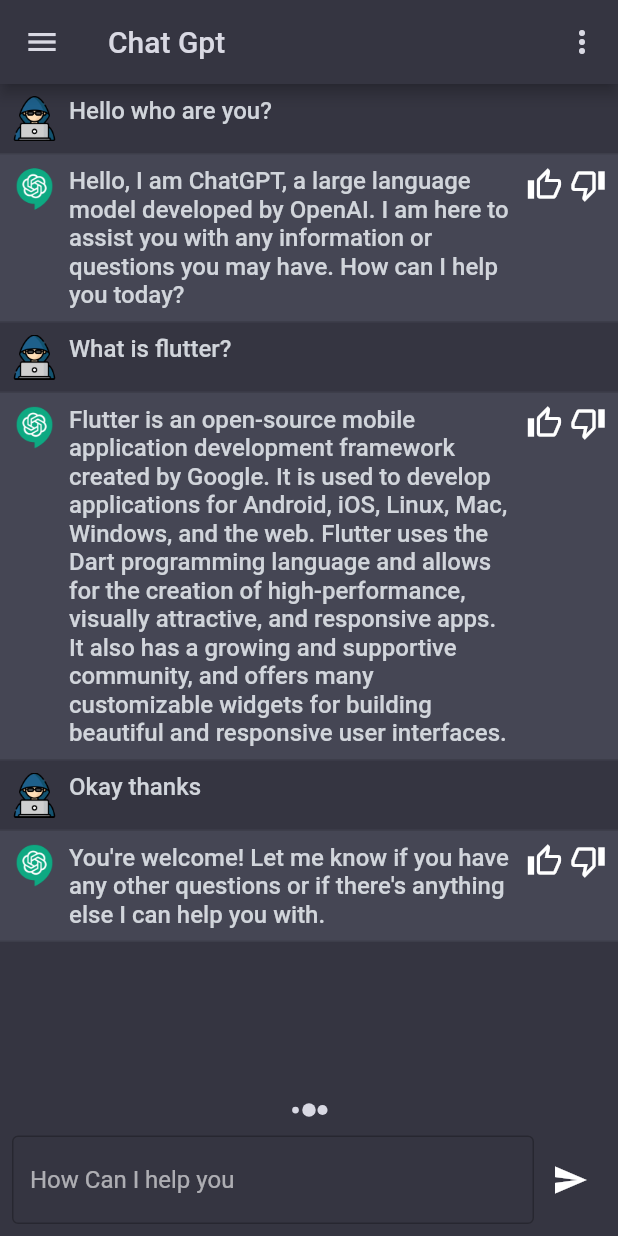
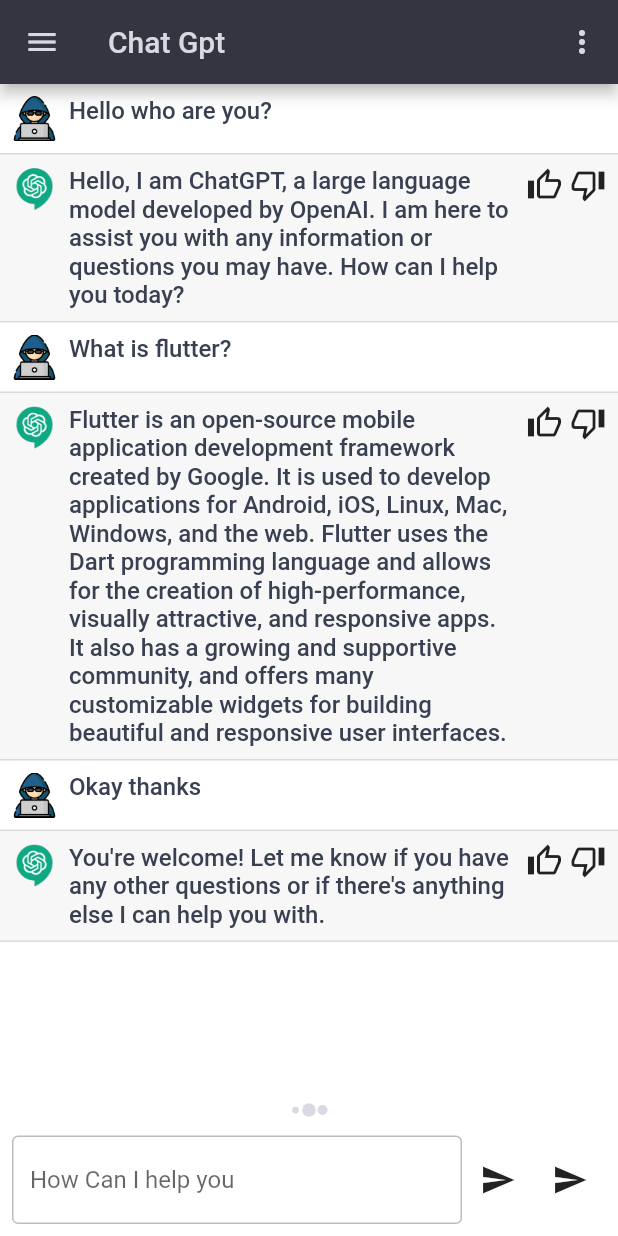
Before and after one commit to salmannaeem112215/chatgpt, a Flutter app: the screen it shows after launch, on a phone screen of 412 x 824 dp. Run offline on Flutter 3.47's test engine with Material 2 defaults, Android fonts, the phone set to English and light mode, and no system bars; our stand-ins replace flutter_spinkit, get.

Commit message:
Changing Theme Succesfully

```diff
--- a/lib/configs/themes/app_color.dart
+++ b/lib/configs/themes/app_color.dart
@@ -1,4 +1,6 @@
+import 'package:chatgpt/controllers/theme_controller.dart';
 // ignore: depend_on_referenced_packages
+import 'package:get/get.dart';
 import 'package:flutter/material.dart';
 
 import './ui_parameters.dart';
@@ -35,11 +37,5 @@ const Color userChatColorDark = Colors.transparent;
 // const Color userChatColorDark = Color(0xFF353541);
 const Color botChatColorDark = Color(0xFF454654);
 
-Color customUserChatColor(BuildContext context) =>
-    UIParameters.isDarkMode() ? userChatColorDark : userChatColorLight;
-
-Color customBotChatColor(BuildContext context) =>
-    UIParameters.isDarkMode() ? botChatColorDark : botChatColorLight;
-
-Color customCursorColor(BuildContext context) =>
-    UIParameters.isDarkMode() ? textColorDark : textColorLight;
+const customBotChatBorder = Border.symmetric(
+    horizontal: BorderSide(color: Color(0x1D000000), width: 1));
--- a/lib/configs/themes/app_dark_theme.dart
+++ b/lib/configs/themes/app_dark_theme.dart
@@ -17,7 +17,7 @@ class DarkTheme with SubThemeData {
         cardColor: cardColorDark,
         drawerTheme: const DrawerThemeData(backgroundColor: drawerColor),
         // iconTheme: getIconTheme(),
-        inputDecorationTheme: getInputDecorationTheme(),
+        inputDecorationTheme: getInputDecorationDarkTheme(),
         iconButtonTheme: getIconButtonTheme(),
         textTheme: getTextThemes()
             .apply(bodyColor: textColorDark, displayColor: textColorDark));
--- a/lib/configs/themes/app_light_theme.dart
+++ b/lib/configs/themes/app_light_theme.dart
@@ -17,7 +17,7 @@ class LightTheme with SubThemeData {
       cardColor: cardColorLight,
       drawerTheme: const DrawerThemeData(backgroundColor: drawerColor),
       // iconTheme: getIconTheme(),
-      inputDecorationTheme: getInputDecorationTheme(),
+      inputDecorationTheme: getInputDecorationLightTheme(),
       iconButtonTheme: getIconButtonTheme(),
       textTheme: getTextThemes()
           .apply(bodyColor: textColorLight, displayColor: textColorLight),
--- a/lib/configs/themes/custom_text_styles.dart
+++ b/lib/configs/themes/custom_text_styles.dart
@@ -1,17 +1,7 @@
-import 'package:chatgpt/configs/themes/app_color.dart';
 import 'package:flutter/material.dart';
 
+import './app_color.dart';
 import './UI_parameters.dart';
-
-TextStyle chatText(context) => TextStyle(
-      color: UIParameters.isDarkMode() ? textColorDark : textColorLight,
-      fontSize: 16,
-      fontWeight: FontWeight.w500,
-    );
-
-TextStyle textFieldStyle(context) => TextStyle(
-      color: UIParameters.isDarkMode() ? textColorDark : textColorLight,
-    );
 
 const appBarTitleText =
     TextStyle(fontSize: 18, fontWeight: FontWeight.w700, color: iconColor);
--- a/lib/configs/themes/sub_theme_data_mixin.dart
+++ b/lib/configs/themes/sub_theme_data_mixin.dart
@@ -1,6 +1,7 @@
-import 'package:chatgpt/configs/themes/ui_parameters.dart';
 import 'package:flutter/material.dart';
-import 'package:chatgpt/configs/themes/app_color.dart';
+
+import './ui_parameters.dart';
+import './app_color.dart';
 
 //mixin is used to inherit multiple classes in dart
 mixin SubThemeData {
@@ -23,21 +24,32 @@ mixin SubThemeData {
     ));
   }
 
-  InputDecorationTheme getInputDecorationTheme() {
-    return InputDecorationTheme(
-      fillColor: botChatColorDark,
-      filled: UIParameters.isDarkMode() ? true : false,
+  InputDecorationTheme getInputDecorationLightTheme() {
+    return const InputDecorationTheme(
       enabledBorder: OutlineInputBorder(
         borderSide: BorderSide(
-          color:
-              UIParameters.isDarkMode() ? Colors.transparent : Colors.black26,
+          color: Colors.black26,
+        ),
+      ),
+      focusedBorder: OutlineInputBorder(
+        borderSide: BorderSide(color: Colors.black38),
+      ),
+    );
+  }
+
+  InputDecorationTheme getInputDecorationDarkTheme() {
+    return const InputDecorationTheme(
+      fillColor: botChatColorDark,
+      filled: true,
+      enabledBorder: OutlineInputBorder(
+        borderSide: BorderSide(
+          color: Colors.transparent,
         ),
       ),
       focusedBorder: OutlineInputBorder(
         borderSide: BorderSide(
-            color: UIParameters.isDarkMode()
-                ? Colors.transparent
-                : Colors.black38),
+          color: Colors.transparent,
+        ),
       ),
     );
   }
--- a/lib/constants/constants.dart
+++ b/lib/constants/constants.dart
@@ -39,7 +39,6 @@ List<DropdownMenuItem<String>>? getModelsDropDownItem(
       List<DropdownMenuItem<String>>.generate(
     models.length,
     (index) {
-      print(models[index].id);
       return DropdownMenuItem(
         value: models[index].id,
         child: TextWidget(
--- a/lib/controllers/models_controller.dart
+++ b/lib/controllers/models_controller.dart
@@ -1,11 +1,9 @@
 // ignore: depend_on_referenced_packages
 import 'package:get/get.dart';
-import 'package:chatgpt/models/models_model.dart';
-import 'package:chatgpt/services/api_services.dart';
-
 import 'package:flutter/material.dart';
 
-import '../constants/constants.dart';
+import '../models/models_model.dart';
+import '../services/api_services.dart';
 
 enum ModelsState { error, loading, successfull, empty }
 
--- a/lib/controllers/theme_controller.dart
+++ b/lib/controllers/theme_controller.dart
@@ -3,12 +3,15 @@ import 'package:get/get.dart';
 
 import 'package:flutter/material.dart';
 
+import '../configs/themes/app_color.dart';
 import '../configs/themes/app_dark_theme.dart';
 import '../configs/themes/app_light_theme.dart';
 
 class ThemeController extends GetxController {
   late ThemeData _lightTheme;
   late ThemeData _darkTheme;
+  final isDark = (Get.isDarkMode).obs;
+
   @override
   void onInit() {
     initializeThemeData();
@@ -20,7 +23,34 @@ class ThemeController extends GetxController {
     _lightTheme = LightTheme().buildLigtTheme();
   }
 
+  switchTheme() {
+    isDark.value = !isDark.value;
+    update();
+    notifyChildrens();
+  }
+
   //GETTERR
   ThemeData get darkTheme => _darkTheme;
   ThemeData get lightTheme => _lightTheme;
+
+  Color customUserChatColor(BuildContext context) =>
+      isDark.value ? userChatColorDark : userChatColorLight;
+
+  Color customBotChatColor(BuildContext context) =>
+      Get.find<ThemeController>().isDark.value
+          ? botChatColorDark
+          : botChatColorLight;
+
+  Color customCursorColor(BuildContext context) =>
+      isDark.value ? textColorDark : textColorLight;
+
+  TextStyle chatText(context) => TextStyle(
+        color: isDark.value ? textColorDark : textColorLight,
+        fontSize: 16,
+        fontWeight: FontWeight.w500,
+      );
+
+  TextStyle textFieldStyle(context) => TextStyle(
+        color: isDark.value ? textColorDark : textColorLight,
+      );
 }
--- a/lib/main.dart
+++ b/lib/main.dart
@@ -9,6 +9,7 @@ import './configs/themes/app_light_theme.dart';
 import './controllers/theme_controller.dart';
 
 void main() {
+  WidgetsFlutterBinding.ensureInitialized();
   // Get x Controller initialization
   InitialBindings().dependencies();
   runApp(const MyApp());
@@ -27,8 +28,8 @@ class _MyAppState extends State<MyApp> {
   Widget build(BuildContext context) {
     return GetMaterialApp(
         debugShowCheckedModeBanner: false,
-        // theme: LightTheme().buildLigtTheme(),
-        theme: DarkTheme().buildDarkTheme(),
+        theme: LightTheme().buildLigtTheme(),
+        darkTheme: DarkTheme().buildDarkTheme(),
         getPages: AppRoutes.routes());
   }
 }
--- a/lib/screens/chat/components/body.dart
+++ b/lib/screens/chat/components/body.dart
@@ -1,8 +1,12 @@
 import 'dart:math';
 
+// ignore: depend_on_referenced_packages
+import 'package:chatgpt/configs/themes/ui_parameters.dart';
+import 'package:get/get.dart';
 import 'package:chatgpt/configs/themes/app_color.dart';
 import 'package:chatgpt/configs/themes/custom_text_styles.dart';
 import 'package:chatgpt/constants/constants.dart';
+import 'package:chatgpt/controllers/theme_controller.dart';
 import 'package:chatgpt/services/api_services.dart';
 import 'package:chatgpt/widgets/chat_widget.dart';
 import 'package:flutter/material.dart';
@@ -37,6 +41,7 @@ class _BodyState extends State<Body> {
 
   @override
   Widget build(BuildContext context) {
+    final ThemeController themeController = Get.find();
     return Column(children: [
       Flexible(
         child: ListView.builder(
@@ -60,8 +65,8 @@ class _BodyState extends State<Body> {
               Expanded(
                 child: TextField(
                   controller: textEditingController,
-                  cursorColor: customCursorColor(context),
-                  style: textFieldStyle(context),
+                  cursorColor: themeController.customCursorColor(context),
+                  style: themeController.textFieldStyle(context),
                   decoration: const InputDecoration(
                     hintText: "How Can I help you",
                   ),
@@ -76,6 +81,16 @@ class _BodyState extends State<Body> {
                   Icons.send,
                 ),
               ),
+              IconButton(
+                onPressed: () {
+                  Get.changeThemeMode(
+                      Get.isDarkMode ? ThemeMode.light : ThemeMode.dark);
+                  themeController.isDark.value = !themeController.isDark.value;
+                },
+                icon: const Icon(
+                  Icons.send,
+                ),
+              ),
             ],
           ),
         ),
--- a/lib/widgets/chat_widget.dart
+++ b/lib/widgets/chat_widget.dart
@@ -1,9 +1,11 @@
 import 'package:chatgpt/configs/themes/app_color.dart';
 import 'package:chatgpt/configs/themes/custom_text_styles.dart';
-import 'package:chatgpt/constants/constants.dart';
+import 'package:chatgpt/controllers/theme_controller.dart';
 import 'package:chatgpt/services/assets_manager.dart';
-import 'package:chatgpt/widgets/text_widget.dart';
 import 'package:flutter/material.dart';
+
+// ignore: depend_on_referenced_packages
+import 'package:get/get.dart';
 
 class ChatWidget extends StatelessWidget {
   const ChatWidget({
@@ -15,17 +17,15 @@ class ChatWidget extends StatelessWidget {
   final int chatIndex;
   @override
   Widget build(BuildContext context) {
-    return Material(
-      color: chatIndex == 0
-          ? customUserChatColor(context)
-          : customBotChatColor(context),
-      child: Container(
+    final themeController = Get.find<ThemeController>();
+    return Obx(
+      () => Container(
         decoration: BoxDecoration(
-            border: chatIndex == 0
-                ? null
-                : Border.symmetric(
-                    horizontal: BorderSide(
-                        color: Color.fromARGB(29, 0, 0, 0), width: 1))),
+          border: chatIndex == 0 ? null : customBotChatBorder,
+          color: chatIndex == 0
+              ? themeController.customUserChatColor(context)
+              : themeController.customBotChatColor(context),
+        ),
         padding: const EdgeInsets.all(8),
         child: Row(
           crossAxisAlignment: CrossAxisAlignment.start,
@@ -39,7 +39,7 @@ class ChatWidget extends StatelessWidget {
             Expanded(
               child: Text(
                 msg,
-                style: chatText(context),
+                style: themeController.chatText(context),
               ),
             ),
             const SizedBox(width: 8),
```
